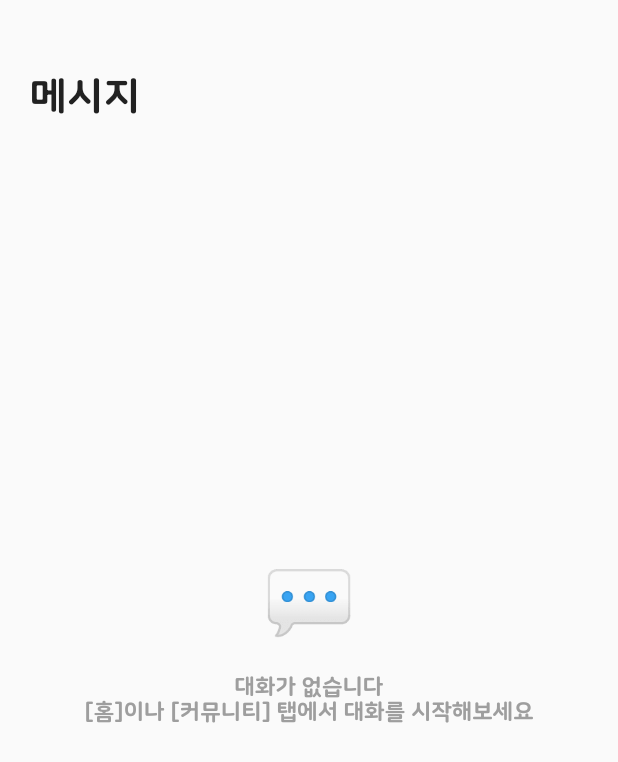
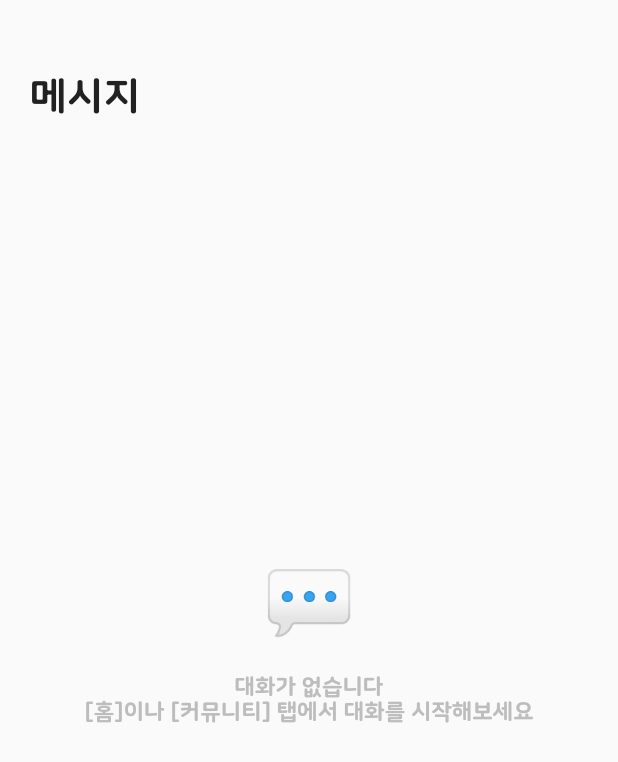
Before and after one commit to GC210GP/flutter-app, a Flutter app: the MessagePageView widget shown alone on an empty page, opened directly, on a phone screen of 412 x 824 dp. Shown: the top 762 px of the screen. Run offline on Flutter 3.47's test engine with Material 2 defaults, Android fonts, the phone set to English and light mode, and no system bars; our stand-ins replace carousel_slider, cloud_firestore, firebase_core, firebase_messaging, flutter_local_notifications, image_picker; missing offline and left inert: jwt_decode; accounts and stored records are empty.

```diff
--- a/lib/view/home/message_page.dart
+++ b/lib/view/home/message_page.dart
@@ -93,10 +93,10 @@ class _MessagePageViewState extends State<MessagePageView> {
                                     "\n대화가 없습니다\n[홈]이나 [커뮤니티] 탭에서 대화를 시작해보세요\n\n\n\n",
                                     textAlign: TextAlign.center,
                                     style: TextStyle(
-                                      fontFamily: "NanumSR",
-                                      fontWeight: FontWeight.w900,
-                                      fontSize: 15,
-                                      color: Colors.grey.shade500,
+                                      fontFamily: DDFontFamily.nanumSR,
+                                      fontWeight: DDFontWeight.extraBold,
+                                      fontSize: DDFontSize.h4,
+                                      color: DDColor.grey,
                                     ),
                                   ),
                                 ],
```
Also changed, not shown: lib/view/home/suggest_page.dart (+59 -16 lines).
